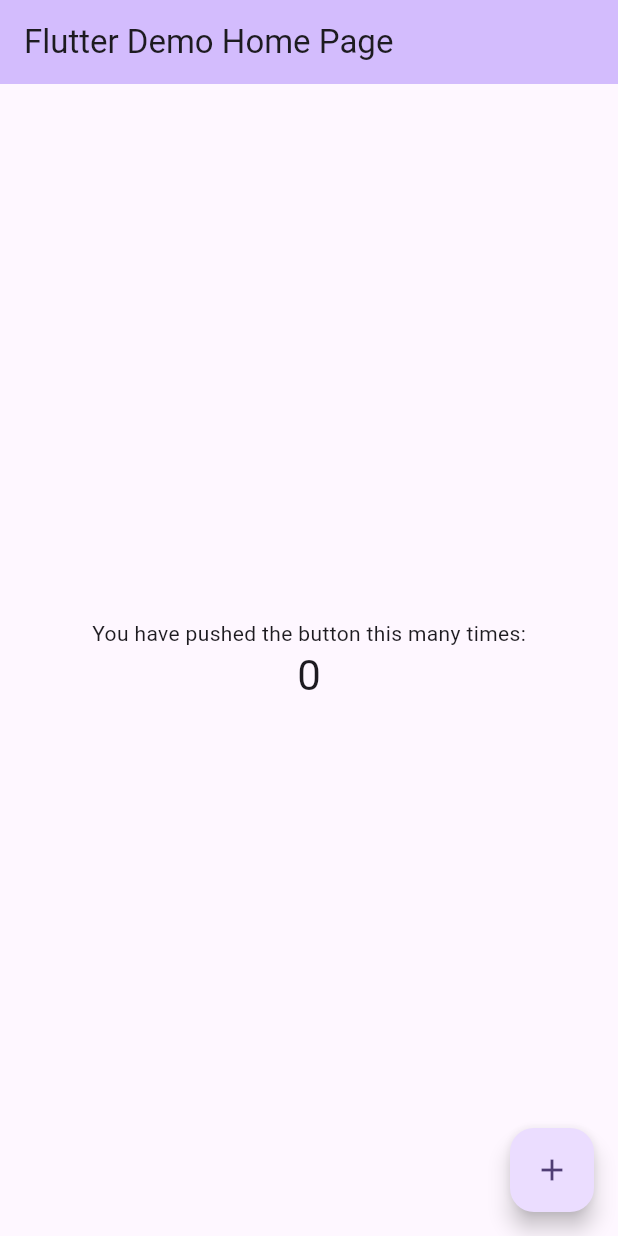
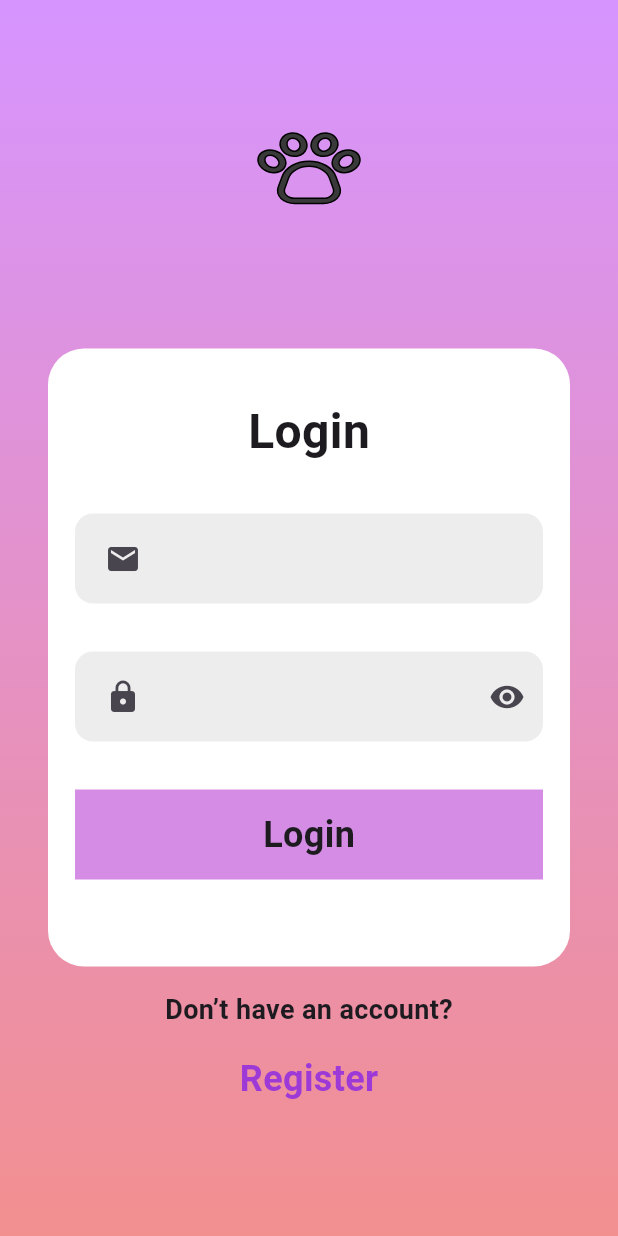
Before and after one commit to gokseennn/Animal_Adoption_App, a Flutter app: the screen it shows after launch, on a phone screen of 412 x 824 dp. Run offline on Flutter 3.47's test engine with Material 3 defaults, Android fonts, the phone set to English and light mode, and no system bars; our stand-ins replace flutter_svg, get.

Commit message:
last change

```diff
--- a/lib/main.dart
+++ b/lib/main.dart
@@ -1,4 +1,7 @@
 import 'package:flutter/material.dart';
+import 'package:get/route_manager.dart';
+import 'package:pet/general-ms/view/splash_screen.dart';
+import 'package:pet/user-ms/user_routes.dart';
 
 void main() {
   runApp(const MyApp());
@@ -7,119 +10,11 @@ void main() {
 class MyApp extends StatelessWidget {
   const MyApp({super.key});
 
-  // This widget is the root of your application.
   @override
   Widget build(BuildContext context) {
-    return MaterialApp(
-      title: 'Flutter Demo',
-      theme: ThemeData(
-        // This is the theme of your application.
-        //
-        // TRY THIS: Try running your application with "flutter run". You'll see
-        // the application has a purple toolbar. Then, without quitting the app,
-        // try changing the seedColor in the colorScheme below to Colors.green
-        // and then invoke "hot reload" (save your changes or press the "hot
-        // reload" button in a Flutter-supported IDE, or press "r" if you used
-        // the command line to start the app).
-        //
-        // Notice that the counter didn't reset back to zero; the application
-        // state is not lost during the reload. To reset the state, use hot
-        // restart instead.
-        //
-        // This works for code too, not just values: Most code changes can be
-        // tested with just a hot reload.
-        colorScheme: ColorScheme.fromSeed(seedColor: Colors.deepPurple),
-        useMaterial3: true,
-      ),
-      home: const MyHomePage(title: 'Flutter Demo Home Page'),
+    return GetMaterialApp(
+      getPages: UserRoutes.routes,
+      home: const SplashScreen(),
     );
   }
 }
-
-class MyHomePage extends StatefulWidget {
-  const MyHomePage({super.key, required this.title});
-
-  // This widget is the home page of your application. It is stateful, meaning
-  // that it has a State object (defined below) that contains fields that affect
-  // how it looks.
-
-  // This class is the configuration for the state. It holds the values (in this
-  // case the title) provided by the parent (in this case the App widget) and
-  // used by the build method of the State. Fields in a Widget subclass are
-  // always marked "final".
-
-  final String title;
-
-  @override
-  State<MyHomePage> createState() => _MyHomePageState();
-}
-
-class _MyHomePageState extends State<MyHomePage> {
-  int _counter = 0;
-
-  void _incrementCounter() {
-    setState(() {
-      // This call to setState tells the Flutter framework that something has
-      // changed in this State, which causes it to rerun the build method below
-      // so that the display can reflect the updated values. If we changed
-      // _counter without calling setState(), then the build method would not be
-      // called again, and so nothing would appear to happen.
-      _counter++;
-    });
-  }
-
-  @override
-  Widget build(BuildContext context) {
-    // This method is rerun every time setState is called, for instance as done
-    // by the _incrementCounter method above.
-    //
-    // The Flutter framework has been optimized to make rerunning build methods
-    // fast, so that you can just rebuild anything that needs updating rather
-    // than having to individually change instances of widgets.
-    return Scaffold(
-      appBar: AppBar(
-        // TRY THIS: Try changing the color here to a specific color (to
-        // Colors.amber, perhaps?) and trigger a hot reload to see the AppBar
-        // change color while the other colors stay the same.
-        backgroundColor: Theme.of(context).colorScheme.inversePrimary,
-        // Here we take the value from the MyHomePage object that was created by
-        // the App.build method, and use it to set our appbar title.
-        title: Text(widget.title),
-      ),
-      body: Center(
-        // Center is a layout widget. It takes a single child and positions it
-        // in the middle of the parent.
-        child: Column(
-          // Column is also a layout widget. It takes a list of children and
-          // arranges them vertically. By default, it sizes itself to fit its
-          // children horizontally, and tries to be as tall as its parent.
-          //
-          // Column has various properties to control how it sizes itself and
-          // how it positions its children. Here we use mainAxisAlignment to
-          // center the children vertically; the main axis here is the vertical
-          // axis because Columns are vertical (the cross axis would be
-          // horizontal).
-          //
-          // TRY THIS: Invoke "debug painting" (choose the "Toggle Debug Paint"
-          // action in the IDE, or press "p" in the console), to see the
-          // wireframe for each widget.
-          mainAxisAlignment: MainAxisAlignment.center,
-          children: <Widget>[
-            const Text(
-              'You have pushed the button this many times:',
-            ),
-            Text(
-              '$_counter',
-              style: Theme.of(context).textTheme.headlineMedium,
-            ),
-          ],
-        ),
-      ),
-      floatingActionButton: FloatingActionButton(
-        onPressed: _incrementCounter,
-        tooltip: 'Increment',
-        child: const Icon(Icons.add),
-      ), // This trailing comma makes auto-formatting nicer for build methods.
-    );
-  }
-}
--- /dev/null
+++ b/lib/user-ms/user_routes.dart
@@ -0,0 +1,18 @@
+import 'package:get/get_navigation/src/routes/get_route.dart';
+import 'package:pet/general-ms/view/splash_screen.dart';
+import 'package:pet/user-ms/view/signin/signin_screen.dart';
+import 'package:pet/user-ms/view/signup/signup_screen.dart';
+
+class UserRoutes {
+  static final routes = [
+    GetPage(name: SplashScreen.routeName, page: () => const SplashScreen()),
+    GetPage(
+      name: SigninScreen.routeName,
+      page: () => const SigninScreen(),
+    ),
+    GetPage(
+      name: SignUpScreen.routeName,
+      page: () => const SignUpScreen(),
+    ),
+  ];
+}
--- /dev/null
+++ b/lib/user-ms/view/signin/signin_screen.dart
@@ -0,0 +1,131 @@
+import 'package:flutter/material.dart';
+import 'package:flutter/widgets.dart';
+import 'package:flutter_svg/svg.dart';
+import 'package:get/route_manager.dart';
+import 'package:pet/user-ms/view/signup/signup_screen.dart';
+
+class SigninScreen extends StatelessWidget {
+  const SigninScreen({super.key});
+  static const routeName = '/signin';
+  @override
+  Widget build(BuildContext context) {
+    return Scaffold(
+      body: Container(
+        width: Get.width,
+        height: Get.height,
+        decoration: const BoxDecoration(
+          gradient: LinearGradient(
+            begin: Alignment.topCenter,
+            end: Alignment.bottomCenter,
+            colors: [
+              Color.fromARGB(255, 214, 148, 255),
+              Color.fromARGB(255, 242, 143, 143),
+            ],
+          ),
+        ),
+        child: SafeArea(
+          child: Column(
+            mainAxisAlignment: MainAxisAlignment.spaceEvenly,
+            children: [
+              SvgPicture.asset('assets/logo.svg'),
+              Column(
+                children: [
+                  Container(
+                    width: double.infinity,
+                    margin: const EdgeInsets.symmetric(horizontal: 32),
+                    height: Get.height * 0.5,
+                    decoration: BoxDecoration(
+                      color: Colors.white,
+                      borderRadius: BorderRadius.circular(24),
+                    ),
+                    child: Column(
+                      children: [
+                        const Padding(
+                          padding: EdgeInsets.all(32.0),
+                          child: Text(
+                            'Login',
+                            style: TextStyle(
+                                fontSize: 32, fontWeight: FontWeight.bold),
+                          ),
+                        ),
+                        Container(
+                          height: 60,
+                          decoration: BoxDecoration(
+                              color: const Color.fromARGB(255, 237, 237, 237),
+                              borderRadius: BorderRadius.circular(12)),
+                          margin: const EdgeInsets.symmetric(horizontal: 18),
+                          child: Padding(
+                            padding: const EdgeInsets.only(left: 8.0),
+                            child: Center(
+                              child: TextFormField(
+                                decoration: const InputDecoration(
+                                    prefixIcon: Icon(Icons.mail),
+                                    border: InputBorder.none),
+                              ),
+                            ),
+                          ),
+                        ),
+                        Container(
+                          height: 60,
+                          decoration: BoxDecoration(
+                              color: const Color.fromARGB(255, 237, 237, 237),
+                              borderRadius: BorderRadius.circular(12)),
+                          margin: const EdgeInsets.symmetric(
+                              horizontal: 18, vertical: 32),
+                          child: Padding(
+                            padding: const EdgeInsets.only(left: 8.0),
+                            child: Center(
+                              child: TextFormField(
+                                decoration: const InputDecoration(
+                                    suffixIcon: InkWell(
+                                      child: Icon(Icons.visibility),
+                                    ),
+                                    prefixIcon: Icon(Icons.lock),
+                                    border: InputBorder.none),
+                              ),
+                            ),
+                          ),
+                        ),
+                        Container(
+                          width: double.infinity,
+                          height: 60,
+                          decoration: const BoxDecoration(
+                              color: Color.fromARGB(255, 213, 140, 229)),
+                          margin: const EdgeInsets.symmetric(horizontal: 18),
+                          child: const Center(
+                              child: Text(
+                            'Login',
+                            style: TextStyle(
+                                fontSize: 24, fontWeight: FontWeight.bold),
+                          )),
+                        )
+                      ],
+                    ),
+                  ),
+                  const Padding(
+                    padding: EdgeInsets.symmetric(vertical: 16.0),
+                    child: Text(
+                      'Don’t have an account?',
+                      style:
+                          TextStyle(fontSize: 18, fontWeight: FontWeight.bold),
+                    ),
+                  ),
+                  InkWell(
+                    onTap: () => Get.toNamed(SignUpScreen.routeName),
+                    child: const Text(
+                      'Register',
+                      style: TextStyle(
+                          fontSize: 24,
+                          fontWeight: FontWeight.bold,
+                          color: Color.fromARGB(255, 157, 57, 215)),
+                    ),
+                  )
+                ],
+              )
+            ],
+          ),
+        ),
+      ),
+    );
+  }
+}
```
Also changed, not shown: lib/general-ms/view/splash_screen.dart (added, +36 -0 lines), lib/user-ms/view/signup/signup_screen.dart (added, +151 -0 lines), pubspec.yaml (+6 -6 lines), assets/logo.svg (added), assets/splash.svg (added), 1 other file.
